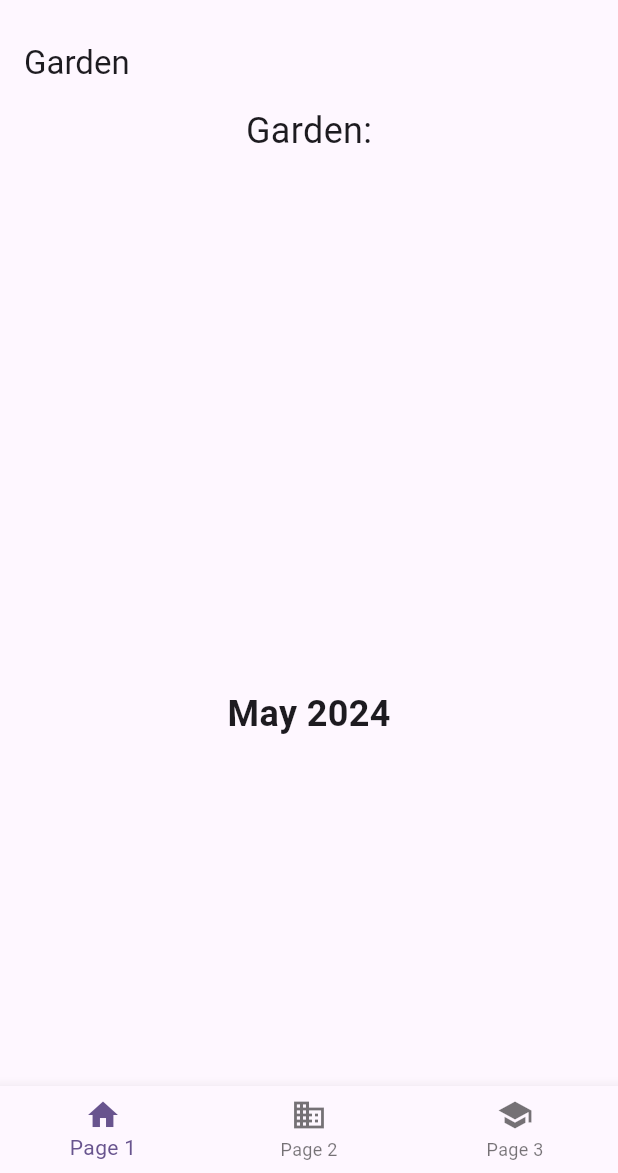
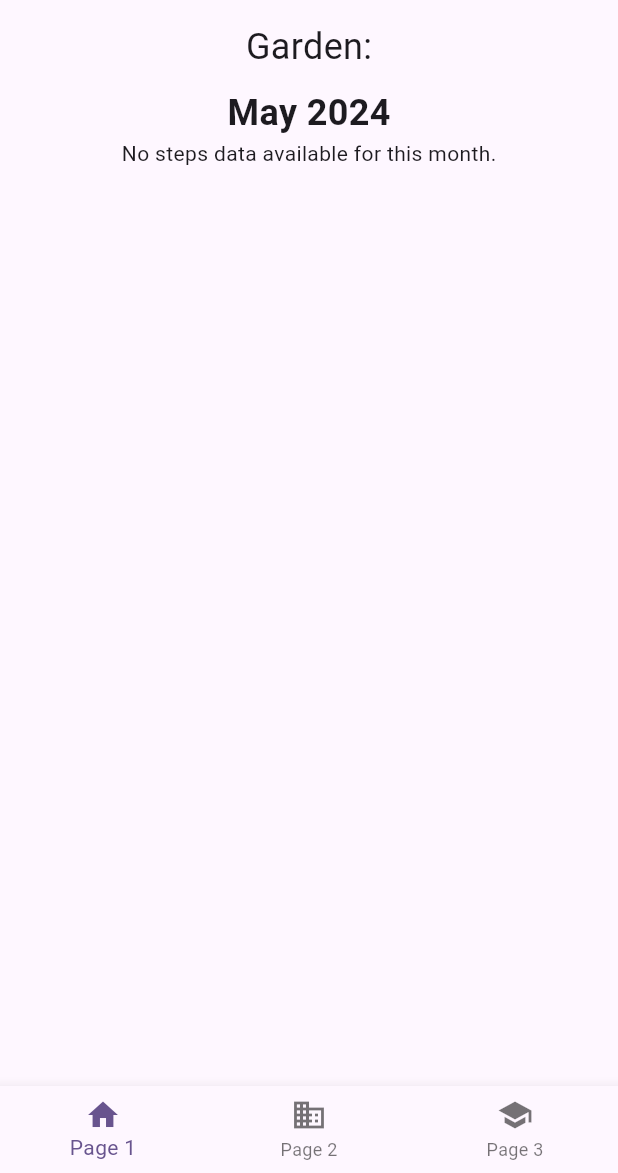
Before and after one commit to nicoalbe/flowalk, a Flutter app: the screen it shows once a user with an empty profile is signed in, on a phone screen of 412 x 824 dp, the part 63-1236 px from its top. Run offline on Flutter 3.47's test engine with Material 3 defaults, Android fonts, the phone set to English and light mode, and no system bars; our stand-ins replace cloud_firestore, firebase_auth, firebase_core, go_router, google_fonts, pedometer; missing offline and left inert: firebase_ui_auth; accounts and stored records are empty.

Commit message:
garden steps retrival

```diff
--- a/flowalk/lib/get_garden.dart
+++ b/flowalk/lib/get_garden.dart
@@ -1,5 +1,7 @@
+import 'package:firebase_auth/firebase_auth.dart';
 import 'package:flutter/material.dart';
 import 'package:intl/intl.dart';
+import 'package:cloud_firestore/cloud_firestore.dart';
 
 class Garden extends StatefulWidget {
   @override
@@ -15,19 +17,16 @@ class _GardenState extends State<Garden> {
     super.initState();
     _currentMonth = DateTime.now();
     _pageController = PageController(
-      initialPage: _currentMonth.month - 1,
+      initialPage: 11, // Set initial page to the current month
     );
   }
 
   @override
   Widget build(BuildContext context) {
     return SizedBox(
-      width: MediaQuery.of(context).size.width, // Set width to match screen width
-      height: MediaQuery.of(context).size.height, // Set height to match screen height
+      width: MediaQuery.of(context).size.width,
+      height: MediaQuery.of(context).size.height,
       child: Scaffold(
-        appBar: AppBar(
-          title: Text('Garden'),
-        ),
         body: Column(
           children: [
             Text(
@@ -38,9 +37,9 @@ class _GardenState extends State<Garden> {
             Expanded(
               child: PageView.builder(
                 controller: _pageController,
-                itemCount: 1,
+                itemCount: 12,
                 itemBuilder: (context, index) {
-                  final month = DateTime(_currentMonth.year, _currentMonth.month - index, 1);
+                  final month = DateTime(_currentMonth.year, _currentMonth.month - 11 + index, 1);
                   return MonthItem(month: month);
                 },
               ),
@@ -58,7 +57,6 @@ class _GardenState extends State<Garden> {
   }
 }
 
-
 class MonthItem extends StatelessWidget {
   final DateTime month;
 
@@ -66,15 +64,77 @@ class MonthItem extends StatelessWidget {
 
   @override
   Widget build(BuildContext context) {
-    return Container(
-      alignment: Alignment.center,
-      child: Text(
-        DateFormat('MMMM yyyy').format(month),
-        style: TextStyle(fontSize: 24, fontWeight: FontWeight.bold),
-      ),
+    return FutureBuilder(
+      future: getStepsForMonth(month),
+      builder: (context, AsyncSnapshot<List<String>> snapshot) {
+        if (snapshot.connectionState == ConnectionState.waiting) {
+          return CircularProgressIndicator();
+        } else if (snapshot.hasError) {
+          return Text('Error: ${snapshot.error}');
+        } else if (!snapshot.hasData || snapshot.data!.isEmpty) {
+          return Column(
+            children: [
+              Text(
+                DateFormat('MMMM yyyy').format(month),
+                style: TextStyle(fontSize: 24, fontWeight: FontWeight.bold),
+              ),
+              Text('No steps data available for this month.'),
+            ],
+          );
+        } else {
+          return Column(
+            children: [
+              Text(
+                DateFormat('MMMM yyyy').format(month),
+                style: TextStyle(fontSize: 24, fontWeight: FontWeight.bold),
+              ),
+              SizedBox(height: 10),
+              Expanded(
+                child: ListView.builder(
+                  itemCount: snapshot.data!.length,
+                  itemBuilder: (context, index) {
+                    return ListTile(
+                      title: Text('Steps: ${snapshot.data![index]}'),
+                    );
+                  },
+                ),
+              ),
+            ],
+          );
+        }
+      },
     );
   }
+
+  Future<List<String>> getStepsForMonth(DateTime month) async {
+    // Calculate the start and end date for the month
+    DateTime startDate = DateTime(month.year, month.month, 1);
+    DateTime endDate = DateTime(month.year, month.month + 1, 0);
+
+    // Get the current user
+    String? userId = FirebaseAuth.instance.currentUser?.uid;
+
+    // Query Firestore for steps data within the month for the current user
+    QuerySnapshot querySnapshot = await FirebaseFirestore.instance
+        .collection('garden')
+        .where('user', isEqualTo: userId)
+        .get();
+
+    // Extract steps data from documents
+    List<String> stepsData = [];
+    querySnapshot.docs.forEach((doc) {
+      DateTime docDate = DateFormat('dd-MM-yyyy').parse(doc['date']);
+      if (docDate.isAfter(startDate.subtract(Duration(days: 1))) && docDate.isBefore(endDate.add(Duration(days: 1)))) {
+      // Convert the 'steps' field from Firestore to a string
+      stepsData.add(doc['steps'].toString());
+      }
+    });
+
+    return stepsData;
+  }
 }
+
+
 
 class GardenFunc extends StatelessWidget {
   const GardenFunc({
--- a/flowalk/lib/step_counter.dart
+++ b/flowalk/lib/step_counter.dart
@@ -149,6 +149,7 @@ class _StepCounterState extends State<StepCounter> {
     // Get yesterday's date
     DateTime yesterday = DateTime.now().subtract(Duration(days: 1));
     String yesterdayDateString = '${yesterday.day}-${yesterday.month}-${yesterday.year}';
+    //TODOString yesterdayDateString = '${yesterday.year}-${yesterday.month}-${yesterday.day}';
 
     // Query Firestore to get steps_start for yesterday
     CollectionReference stepsCollection = FirebaseFirestore.instance.collection('steps');
```
